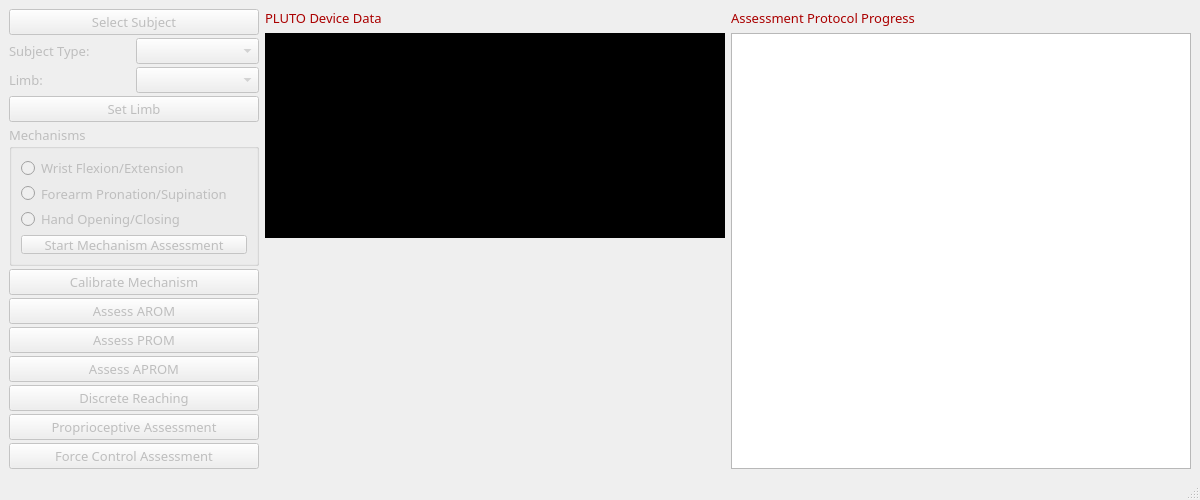
The window that ui/plutofullassessment.ui (siva82kb/pluto-assessment) describes before a commit, drawn with Qt 5.
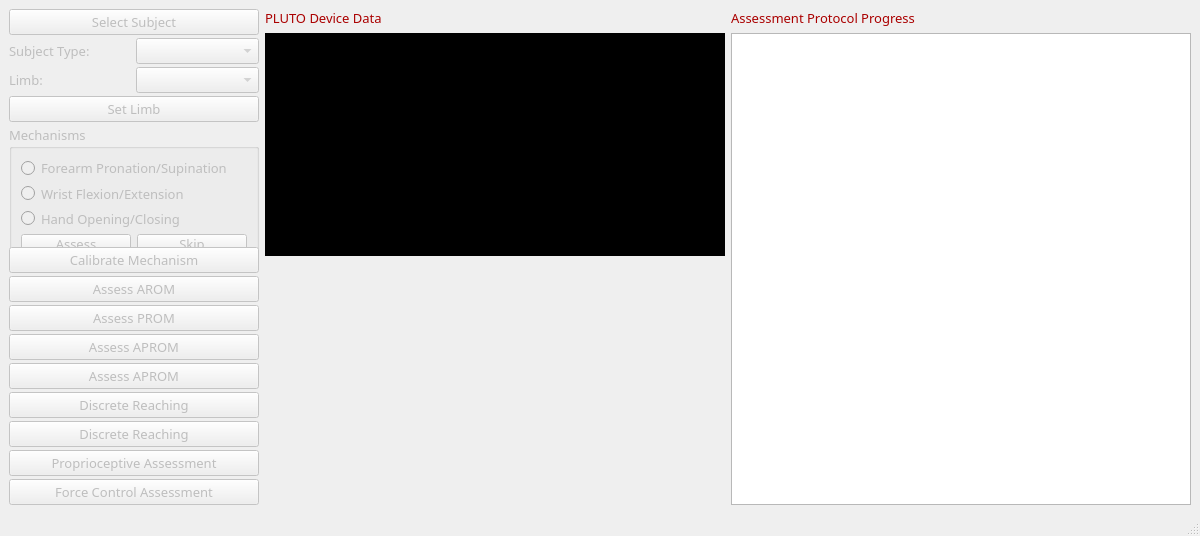
The same window after the commit.

Commit message: Started cleaning stuff up before I start the modifications and new features.

Diff of the .ui file:
```diff
--- a/ui/plutofullassessment.ui
+++ b/ui/plutofullassessment.ui
@@ -10,19 +10,19 @@
     <x>0</x>
     <y>0</y>
     <width>1200</width>
-    <height>500</height>
+    <height>536</height>
    </rect>
   </property>
   <property name="minimumSize">
    <size>
     <width>1200</width>
-    <height>500</height>
+    <height>536</height>
    </size>
   </property>
   <property name="maximumSize">
    <size>
     <width>1200</width>
-    <height>500</height>
+    <height>536</height>
    </size>
   </property>
   <property name="font">
@@ -159,19 +159,6 @@
            <string>Mechanisms</string>
           </property>
           <layout class="QVBoxLayout" name="verticalLayout_4">
-           <item>
-            <widget class="QRadioButton" name="rbWFE">
-             <property name="enabled">
-              <bool>false</bool>
-             </property>
-             <property name="text">
-              <string>Wrist Flexion/Extension</string>
-             </property>
-             <attribute name="buttonGroup">
-              <string notr="true">mechButtonGroup</string>
-             </attribute>
-            </widget>
-           </item>
            <item>
             <widget class="QRadioButton" name="rbFPS">
              <property name="enabled">
@@ -185,6 +172,19 @@
              </attribute>
             </widget>
            </item>
+           <item>
+            <widget class="QRadioButton" name="rbWFE">
+             <property name="enabled">
+              <bool>false</bool>
+             </property>
+             <property name="text">
+              <string>Wrist Flexion/Extension</string>
+             </property>
+             <attribute name="buttonGroup">
+              <string notr="true">mechButtonGroup</string>
+             </attribute>
+            </widget>
+           </item>
            <item>
             <widget class="QRadioButton" name="rbHOC">
              <property name="enabled">
@@ -199,14 +199,25 @@
             </widget>
            </item>
            <item>
-            <widget class="QPushButton" name="pbStartMechAssessment">
-             <property name="enabled">
-              <bool>false</bool>
-             </property>
-             <property name="text">
-              <string>Start Mechanism Assessment</string>
-             </property>
-            </widget>
+            <layout class="QHBoxLayout" name="horizontalLayout_5">
+             <item>
+              <widget class="QPushButton" name="pbStartMechAssessment">
+               <property name="enabled">
+                <bool>false</bool>
+               </property>
+               <property name="text">
+                <string>Assess</string>
+               </property>
+              </widget>
+             </item>
+             <item>
+              <widget class="QPushButton" name="pbSkipMechanismAssessment">
+               <property name="text">
+                <string>Skip</string>
+               </property>
+              </widget>
+             </item>
+            </layout>
            </item>
           </layout>
          </widget>
@@ -272,7 +283,26 @@
          </widget>
         </item>
         <item>
-         <widget class="QPushButton" name="pbAPROM">
+         <widget class="QPushButton" name="pbAPROMSlow">
+          <property name="enabled">
+           <bool>false</bool>
+          </property>
+          <property name="font">
+           <font>
+            <family>Bahnschrift Light</family>
+            <pointsize>10</pointsize>
+           </font>
+          </property>
+          <property name="styleSheet">
+           <string notr="true"/>
+          </property>
+          <property name="text">
+           <string>Assess APROM</string>
+          </property>
+         </widget>
+        </item>
+        <item>
+         <widget class="QPushButton" name="pbAPROMFast">
           <property name="enabled">
            <bool>false</bool>
           </property>
@@ -309,6 +339,25 @@
           </property>
          </widget>
         </item>
+        <item>
+         <widget class="QPushButton" name="pbPosHold">
+          <property name="enabled">
+           <bool>false</bool>
+          </property>
+          <property name="font">
+           <font>
+            <family>Bahnschrift Light</family>
+            <pointsize>10</pointsize>
+           </font>
+          </property>
+          <property name="styleSheet">
+           <string notr="true"/>
+          </property>
+          <property name="text">
+           <string>Discrete Reaching</string>
+          </property>
+         </widget>
+        </item>
         <item>
          <widget class="QPushButton" name="pbProp">
           <property name="enabled">
```
The commit also changes 6 other files.
